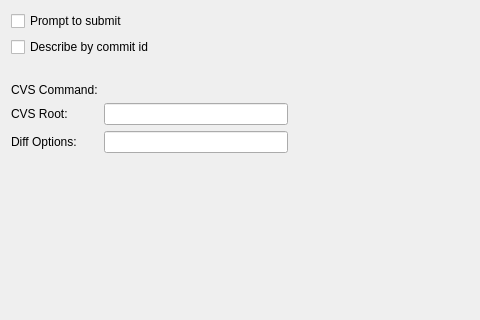
Before: the Qt Designer form src/plugins/cvs/settingspage.ui in qt-creator/qt-creator, drawn with Qt 5; both pictures show x 0 to 480 and y 0 to 320 of the 575 by 437 pixel window.
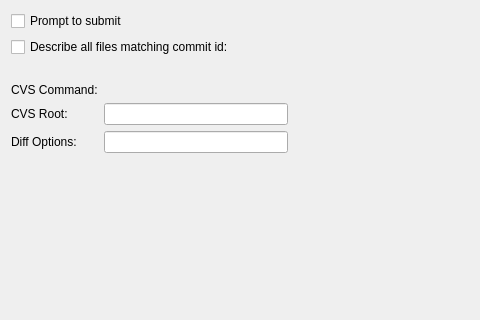
After: the same form once the commit is applied. Custom widgets are drawn as their Qt base class.

```diff
--- a/src/plugins/cvs/settingspage.ui
+++ b/src/plugins/cvs/settingspage.ui
@@ -30,7 +30,7 @@
         <string>When checked, all files touched by a commit will be displayed when clicking on a revision number in the annotation view (retrieved via commit id). Otherwise, only the respective file will be displayed.</string>
        </property>
        <property name="text">
-        <string>Describe by commit id</string>
+        <string>Describe all files matching commit id:</string>
        </property>
       </widget>
      </item>
```
